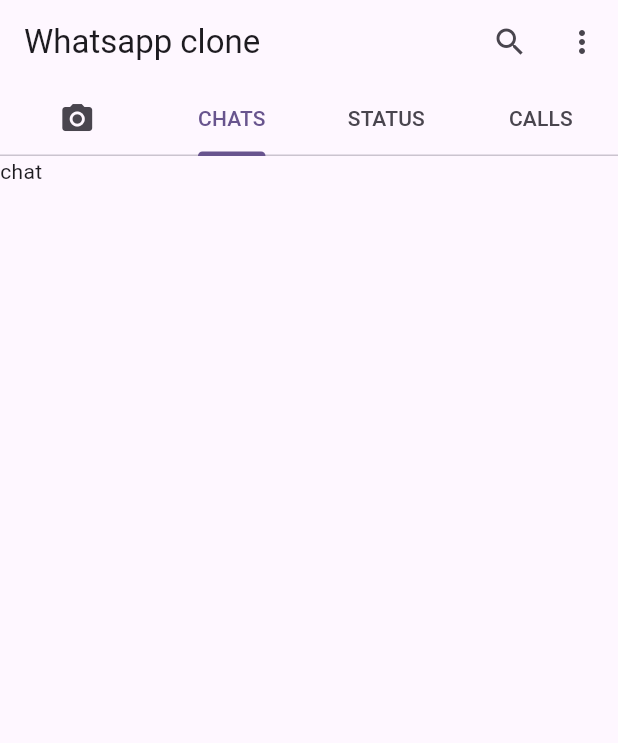
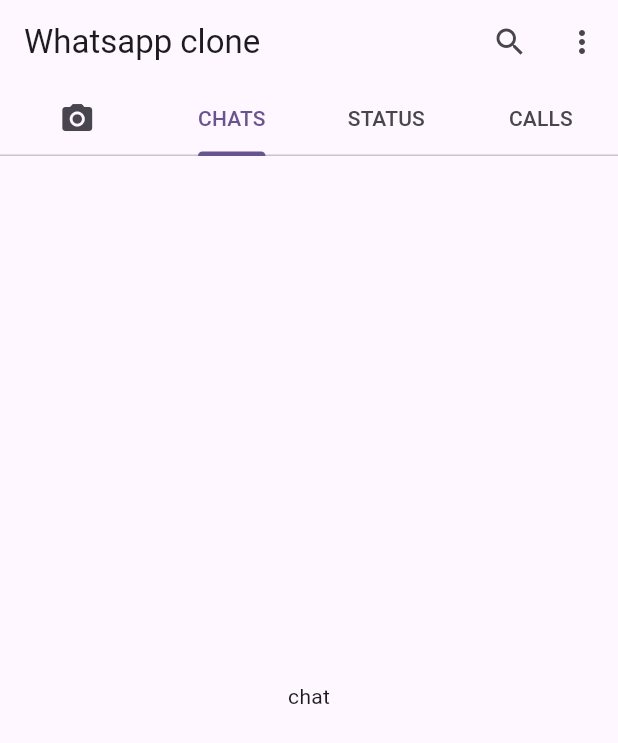
Before and after one commit to faizdamar1/flutter_tugas_akhir_prakerja, a Flutter app: the screen it shows after launch, on a phone screen of 412 x 824 dp. Shown: the top 743 px of the screen. Run offline on Flutter 3.47's test engine with Material 2 defaults, Android fonts, the phone set to English and light mode, and no system bars.

Commit message:
assets images

```diff
--- a/lib/screen/home_screen.dart
+++ b/lib/screen/home_screen.dart
@@ -87,10 +87,10 @@
       body: TabBarView(
         controller: _tabController,
         children: const [
-          Text("Camera"),
-          Text("chat"),
-          Text("Status"),
-          Text("Calls"),
+          Center(child: Text("Camera")),
+          Center(child: Text("chat")),
+          Center(child: Text("Status")),
+          Center(child: Text("Calls")),
         ],
       ),
     );
--- a/pubspec.yaml
+++ b/pubspec.yaml
@@ -59,8 +59,8 @@
   uses-material-design: true
 
   # To add assets to your application, add an assets section, like this:
-  # assets:
-  #   - images/a_dot_burr.jpeg
+  assets:
+    - assets/images/
   #   - images/a_dot_ham.jpeg
 
   # An image asset can refer to one or more resolution-specific "variants", see
```
Also changed, not shown: assets/images/coper.jpg (added), assets/images/groups.svg (added), assets/images/luffy.jpg (added), assets/images/person.svg (added), assets/images/sanji.jpg (added), assets/images/whatsapp_Back.png (added), assets/images/zoro.jpg (added).
